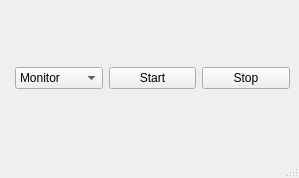
This is src/portaltest.ui in jbinkleyj/wayland as Qt 5 draws it before an edit. The edited form follows.
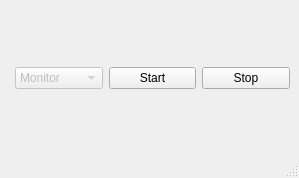
This is the edited form.

Diff of the .ui file:
```diff
--- a/src/portaltest.ui
+++ b/src/portaltest.ui
@@ -22,6 +22,9 @@
      <layout class="QHBoxLayout" name="horizontalLayout_5">
       <item>
        <widget class="QComboBox" name="screenShareCombobox">
+        <property name="enabled">
+         <bool>false</bool>
+        </property>
         <item>
          <property name="text">
           <string>Monitor</string>
```
Left out of the diff: 2 changed lines with no effect on the pictures.
